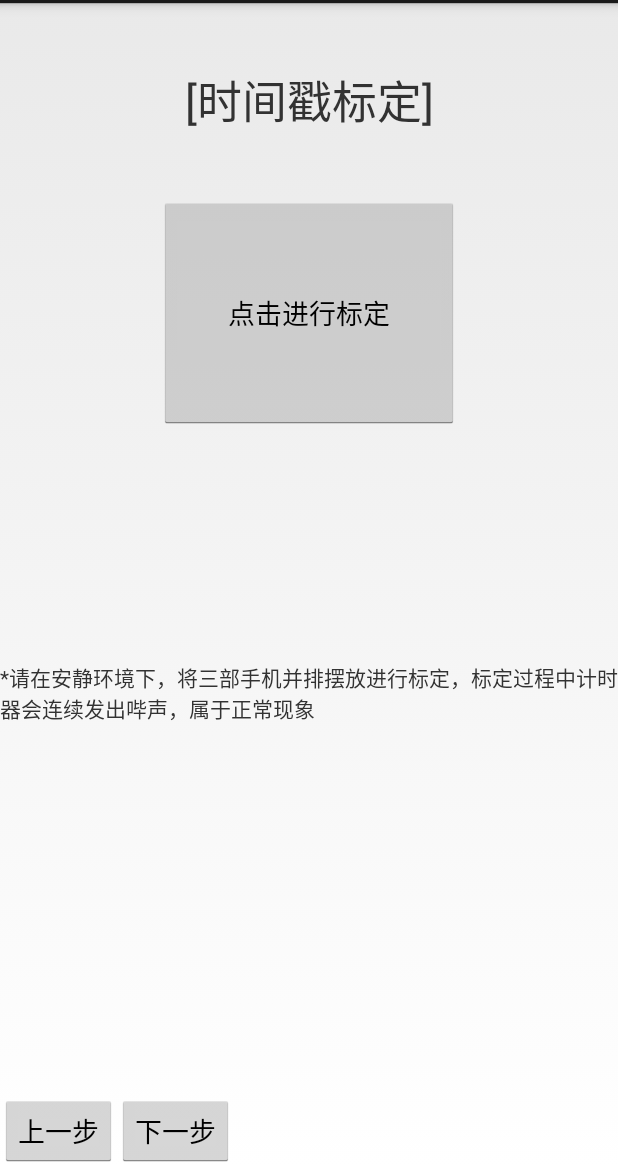
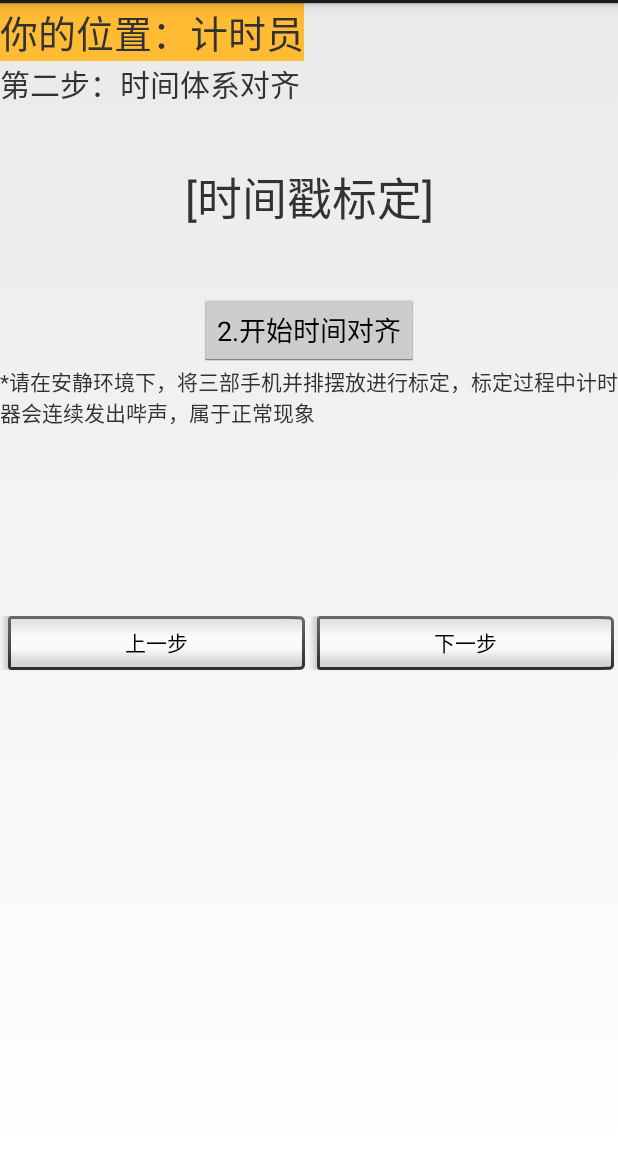
Before and after one commit to rongjx3/TCP-Time-demo, an Android app: the FuncTcpServer_2_beep screen opened directly, with no data from a screen before it, on a phone screen of 412 x 824 dp, the part 69-1236 px from its top. Run offline under Robolectric (Android 15) with nearby library versions, the phone set to English and light mode, and no system bars.

Commit message:
UI updated

```diff
--- a/app/src/main/java/jason/tcpdemo/funcs/FuncTcpClient_2.java
+++ b/app/src/main/java/jason/tcpdemo/funcs/FuncTcpClient_2.java
@@ -8,6 +8,7 @@ import android.content.Intent;
 import android.content.IntentFilter;
 import android.os.Bundle;
 import android.os.Message;
+import android.text.method.ScrollingMovementMethod;
 import android.util.Log;
 import android.view.View;
 import android.widget.Button;
@@ -543,5 +544,7 @@ public class FuncTcpClient_2 extends Activity {
     }
     private void Ini(){
         txtName.setText(myapp.name);
+        txtSend.setMovementMethod(ScrollingMovementMethod.getInstance());
+        txtRcv.setMovementMethod(ScrollingMovementMethod.getInstance());
     }
 }
--- a/app/src/main/res/layout/tcp_client_2.xml
+++ b/app/src/main/res/layout/tcp_client_2.xml
@@ -81,6 +81,8 @@
             android:layout_width="match_parent"
             android:layout_weight="5"
             android:layout_height="0dp"
+            android:singleLine="false"
+            android:scrollbars="vertical"
             android:id="@+id/txt_ClientRcv"
             android:background="@android:color/holo_blue_light"
             />
@@ -138,6 +140,8 @@
             android:id="@+id/txt_ClientSend"
             android:layout_width="match_parent"
             android:layout_height="0dp"
+            android:singleLine="false"
+            android:scrollbars="vertical"
             android:layout_weight="9"
             android:background="@android:color/holo_purple" />
 
--- a/app/src/main/res/layout/tcp_server_2_beep.xml
+++ b/app/src/main/res/layout/tcp_server_2_beep.xml
@@ -3,13 +3,40 @@
     android:orientation="vertical"
     android:layout_width="match_parent"
     android:layout_height="match_parent"
-    android:weightSum="6">
+    android:weightSum="12">
+
     <LinearLayout
         android:layout_width="match_parent"
         android:layout_height="0dp"
+        android:orientation="vertical"
         android:layout_weight="1"
+        >
+
+        <TextView
+            android:layout_width="wrap_content"
+            android:gravity="center"
+            android:id="@+id/txt_ClientName"
+            android:layout_gravity="center_vertical"
+            android:textSize="25dp"
+            android:text="你的位置：计时员"
+            android:background="@android:color/holo_orange_light"
+            android:layout_height="wrap_content" />
+
+        <TextView
+            android:layout_width="wrap_content"
+            android:layout_height="wrap_content"
+            android:textSize="20dp"
+            android:text="第二步：时间体系对齐"/>
+
+    </LinearLayout>
+
+    <LinearLayout
+        android:layout_width="match_parent"
+        android:layout_height="0dp"
+        android:layout_weight="2"
         android:orientation="horizontal">
         <TextView
+            android:id="@+id/txt_tcpServerCheckStatusBeep"
             android:layout_width="match_parent"
             android:layout_height="wrap_content"
             android:gravity="center"
@@ -17,27 +44,20 @@
             android:text="[时间戳标定]"
             android:textSize="30dp"/>
     </LinearLayout>
+
     <LinearLayout
         android:layout_width="match_parent"
         android:layout_height="0dp"
         android:layout_weight="3"
         android:orientation="vertical">
         <Button
-            android:layout_width="200dp"
-            android:layout_height="0dp"
-            android:layout_weight="2"
+            android:layout_width="wrap_content"
+            android:layout_height="wrap_content"
             android:layout_gravity="center"
             android:gravity="center"
-            android:text="点击进行标定"
+            android:text="2.开始时间对齐"
             android:id="@+id/btn_tcpServerCheckTimeBeep"/>
-        <TextView
-        android:layout_width="200dp"
-        android:layout_height="0dp"
-        android:layout_weight="2"
-        android:layout_gravity="center"
-        android:gravity="center"
-        android:id="@+id/txt_tcpServerCheckStatusBeep"
-        android:textSize="30dp"/>
+
         <TextView
             android:layout_width="wrap_content"
             android:layout_height="0dp"
@@ -50,12 +70,14 @@
     <LinearLayout
         android:layout_width="match_parent"
         android:layout_height="0dp"
-        android:layout_weight="2">
+        android:layout_weight="1">
 
         <Button
             android:layout_width="wrap_content"
             android:layout_height="wrap_content"
             android:layout_gravity="bottom"
+            android:layout_weight="1"
+            style="@android:style/Widget.Button.Inset"
             android:text="上一步"
             android:id="@+id/btn_tcpServerPrev2Beep"/>
 
@@ -63,6 +85,8 @@
             android:layout_width="wrap_content"
             android:layout_height="wrap_content"
             android:layout_gravity="bottom"
+            android:layout_weight="1"
+            style="@android:style/Widget.Button.Inset"
             android:text="下一步"
             android:id="@+id/btn_tcpServerNext2Beep"/>
 
--- a/app/src/main/res/layout/tcp_server_3.xml
+++ b/app/src/main/res/layout/tcp_server_3.xml
@@ -35,7 +35,7 @@
         android:layout_height="0dp"
         android:orientation="vertical"
         android:gravity="center_horizontal"
-        android:layout_weight="3">
+        android:layout_weight="4">
 
         <LinearLayout
             android:layout_width="match_parent"
@@ -102,6 +102,8 @@
             android:layout_weight="5"
             android:layout_height="match_parent"
             android:id="@+id/txt_ServerHistory"
+            android:singleLine="false"
+            android:scrollbars="vertical"
             android:background="@android:color/holo_blue_light"
             />
     </LinearLayout>
```
Also changed, not shown: app/src/main/java/jason/tcpdemo/coms/TcpClient.java (+8 -3 lines), app/src/main/java/jason/tcpdemo/funcs/FuncTcpServer_2_beep.java (+14 -3 lines), app/src/main/java/jason/tcpdemo/funcs/FuncTcpServer_3.java (+36 -58 lines), app/src/main/java/jason/tcpdemo/funcs/TimeStampHelper.java (+8 -0 lines).
